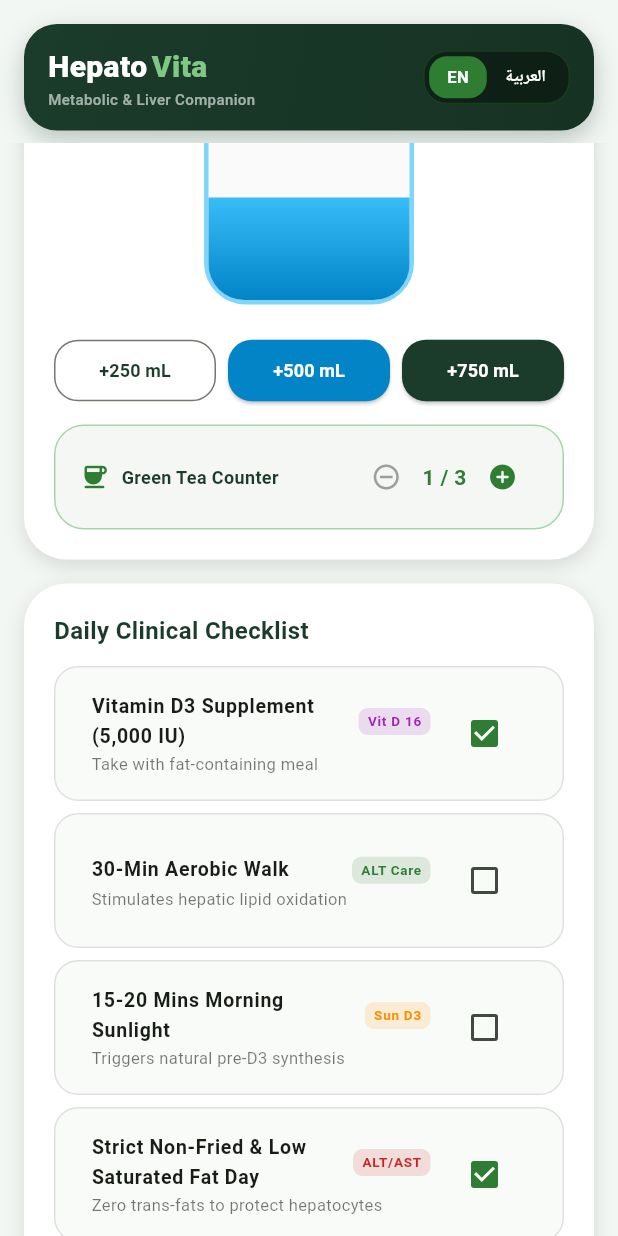
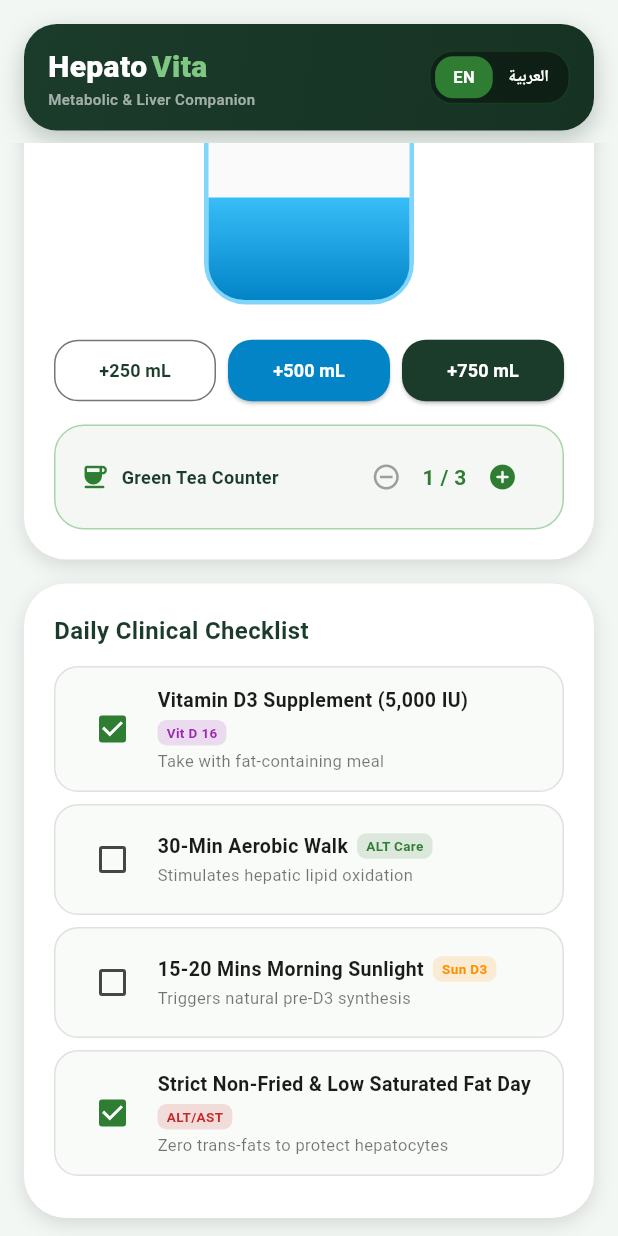
Before and after one commit to stabriro/hepatovita_app, a Flutter app: the screen it shows after launch, scrolled down 416 dp, on a phone screen of 412 x 824 dp. Run offline on Flutter 3.47's test engine with Material 3 defaults, Android fonts, the phone set to English and light mode, and no system bars; our stand-ins replace file_picker, flutter_local_notifications, sqflite, sqflite_common_ffi; accounts and stored records are empty; Roboto replaces fonts that are missing (Outfit, Plus Jakarta Sans).

Commit message:
Implement AppPersistenceCoordinator for state management and database operations; enhance dashboard and overview UI with improved layout and overflow handling

```diff
--- a/lib/app/di.dart
+++ b/lib/app/di.dart
@@ -1,4 +1,5 @@
 import '../data/app_database.dart';
+import 'services/app_persistence_coordinator.dart';
 import '../features/labs/data/datasources/labs_local_datasource.dart';
 import '../features/labs/data/repositories/labs_repository_impl.dart';
 import '../features/labs/domain/repositories/labs_repository.dart';
@@ -15,4 +16,8 @@ class AppDi {
   static LabsViewModel provideLabsViewModel() {
     return LabsViewModel(repository: provideLabsRepository());
   }
+
+  static AppPersistenceCoordinator provideAppPersistenceCoordinator() {
+    return AppPersistenceCoordinator(database: AppDatabase.instance);
+  }
 }
--- a/lib/features/dashboard/presentation/views/dashboard_shell_widgets.dart
+++ b/lib/features/dashboard/presentation/views/dashboard_shell_widgets.dart
@@ -35,13 +35,16 @@ class DashboardHeader extends StatelessWidget {
       child: Row(
         mainAxisAlignment: MainAxisAlignment.spaceBetween,
         children: [
-          Column(
+          Expanded(
+            child: Column(
               crossAxisAlignment: CrossAxisAlignment.start,
               children: [
                 Row(
                   children: [
-                  Text(
+                    Flexible(
+                      child: Text(
                         'Hepato',
+                        overflow: TextOverflow.ellipsis,
                         style: TextStyle(
                           fontFamily: isAr ? 'Cairo' : 'Outfit',
                           fontWeight: FontWeight.w900,
@@ -49,9 +52,12 @@ class DashboardHeader extends StatelessWidget {
                           color: Colors.white,
                         ),
                       ),
+                    ),
                     const SizedBox(width: 3),
-                  Text(
+                    Flexible(
+                      child: Text(
                         'Vita',
+                        overflow: TextOverflow.ellipsis,
                         style: TextStyle(
                           fontFamily: isAr ? 'Cairo' : 'Outfit',
                           fontWeight: FontWeight.w900,
@@ -59,14 +65,18 @@ class DashboardHeader extends StatelessWidget {
                           color: const Color(0xFF81C784),
                         ),
                       ),
+                    ),
                   ],
                 ),
                 Text(
                   isAr ? 'رفيقك الصحي والسريري الكبدي' : 'Metabolic & Liver Companion',
+                  overflow: TextOverflow.ellipsis,
                   style: const TextStyle(color: Colors.white60, fontSize: 10, fontWeight: FontWeight.w500),
                 ),
               ],
             ),
+          ),
+          const SizedBox(width: 8),
           Container(
             padding: const EdgeInsets.all(3),
             decoration: BoxDecoration(
@@ -92,7 +102,7 @@ class DashboardHeader extends StatelessWidget {
                   onTap: () => onLanguageChanged('ar'),
                   child: AnimatedContainer(
                     duration: const Duration(milliseconds: 200),
-                    padding: const EdgeInsets.symmetric(horizontal: 12, vertical: 6),
+                    padding: const EdgeInsets.symmetric(horizontal: 10, vertical: 6),
                     decoration: BoxDecoration(
                       color: lang == 'ar' ? const Color(0xFF2E7D32) : Colors.transparent,
                       borderRadius: BorderRadius.circular(12),
@@ -149,9 +159,13 @@ class DashboardHeroScoreCard extends StatelessWidget {
                   children: [
                     Row(
                       children: [
-                        Text(
+                        Expanded(
+                          child: Text(
                             isAr ? 'الملف الصحي والسريري للمريض' : 'Clinical Patient Profile',
+                            maxLines: 2,
+                            overflow: TextOverflow.ellipsis,
                             style: const TextStyle(color: Colors.white, fontSize: 16, fontWeight: FontWeight.bold),
+                          ),
                         ),
                         const SizedBox(width: 6),
                         Container(
@@ -207,8 +221,10 @@ class DashboardHeroScoreCard extends StatelessWidget {
               borderRadius: BorderRadius.circular(20),
               border: Border.all(color: Colors.white10),
             ),
-            child: Row(
-              mainAxisAlignment: MainAxisAlignment.spaceAround,
+            child: Wrap(
+              alignment: WrapAlignment.center,
+              spacing: 10,
+              runSpacing: 8,
               children: [
                 _PillarTag(value: 'ALT 58', label: isAr ? 'إنزيم الكبد' : 'ALT / AST', color: Colors.amber),
                 _PillarTag(value: '16 ng/mL', label: isAr ? 'فيتامين د' : 'Vitamin D', color: Colors.purpleAccent),
--- a/lib/features/dashboard/presentation/views/overview_tab_view.dart
+++ b/lib/features/dashboard/presentation/views/overview_tab_view.dart
@@ -55,7 +55,8 @@ class OverviewTabView extends StatelessWidget {
               Row(
                 mainAxisAlignment: MainAxisAlignment.spaceBetween,
                 children: [
-                  Row(
+                  Expanded(
+                    child: Row(
                       children: [
                         Container(
                           padding: const EdgeInsets.all(10),
@@ -66,21 +67,29 @@ class OverviewTabView extends StatelessWidget {
                           child: const Icon(Icons.water_drop_rounded, color: Colors.lightBlue, size: 24),
                         ),
                         const SizedBox(width: 12),
-                      Column(
+                        Expanded(
+                          child: Column(
                             crossAxisAlignment: CrossAxisAlignment.start,
                             children: [
                               Text(
                                 isAr ? 'مُتتبع شُرب الماء (3.0 لتر)' : '3.0L Hydration Station',
+                                maxLines: 1,
+                                overflow: TextOverflow.ellipsis,
                                 style: const TextStyle(fontWeight: FontWeight.bold, fontSize: 16, color: Color(0xFF1B3B2B)),
                               ),
                               Text(
                                 isAr ? 'بروتوكول ضبط لزوجة الهيموغلوبين' : 'Elevated Hgb / RBC protocol',
+                                maxLines: 1,
+                                overflow: TextOverflow.ellipsis,
                                 style: const TextStyle(color: Color(0xFF64748B), fontSize: 11),
                               ),
                             ],
                           ),
+                        ),
                       ],
                     ),
+                  ),
+                  const SizedBox(width: 8),
                   Container(
                     padding: const EdgeInsets.symmetric(horizontal: 10, vertical: 4),
                     decoration: BoxDecoration(
@@ -187,17 +196,25 @@ class OverviewTabView extends StatelessWidget {
                 child: Row(
                   mainAxisAlignment: MainAxisAlignment.spaceBetween,
                   children: [
-                    Row(
+                    Expanded(
+                      child: Row(
                         children: [
                           const Icon(Icons.coffee_rounded, color: Color(0xFF2E7D32), size: 20),
                           const SizedBox(width: 8),
-                        Text(
+                          Expanded(
+                            child: Text(
                               isAr ? 'أكواب الشاي الأخضر (EGCG)' : 'Green Tea Counter',
+                              maxLines: 1,
+                              overflow: TextOverflow.ellipsis,
                               style: const TextStyle(fontWeight: FontWeight.bold, fontSize: 12, color: Color(0xFF1B3B2B)),
+                            ),
                           ),
                         ],
                       ),
+                    ),
+                    const SizedBox(width: 8),
                     Row(
+                      mainAxisSize: MainAxisSize.min,
                       children: [
                         IconButton(
                           onPressed: () => onChangeTea(-1),
@@ -302,11 +319,29 @@ class _CheckTile extends StatelessWidget {
         borderRadius: BorderRadius.circular(16),
         border: Border.all(color: Colors.grey.shade300),
       ),
-      child: CheckboxListTile(
-        title: Row(
-          mainAxisAlignment: MainAxisAlignment.spaceBetween,
+      child: InkWell(
+        borderRadius: BorderRadius.circular(12),
+        onTap: () => onChanged(!value),
+        child: Padding(
+          padding: const EdgeInsets.symmetric(horizontal: 6, vertical: 4),
+          child: Row(
             children: [
-            Expanded(child: Text(title, style: const TextStyle(fontWeight: FontWeight.bold, fontSize: 13))),
+              Checkbox(
+                value: value,
+                activeColor: const Color(0xFF2E7D32),
+                onChanged: (v) => onChanged(v ?? false),
+              ),
+              const SizedBox(width: 6),
+              Expanded(
+                child: Column(
+                  crossAxisAlignment: CrossAxisAlignment.start,
+                  children: [
+                    Wrap(
+                      spacing: 6,
+                      runSpacing: 4,
+                      crossAxisAlignment: WrapCrossAlignment.center,
+                      children: [
+                        Text(title, style: const TextStyle(fontWeight: FontWeight.bold, fontSize: 13)),
                         Container(
                           padding: const EdgeInsets.symmetric(horizontal: 6, vertical: 2),
                           decoration: BoxDecoration(color: tagColor.withOpacity(0.15), borderRadius: BorderRadius.circular(6)),
@@ -314,10 +349,14 @@ class _CheckTile extends StatelessWidget {
                         ),
                       ],
                     ),
-        subtitle: Text(subtitle, style: const TextStyle(fontSize: 11, color: Colors.black54)),
-        value: value,
-        activeColor: const Color(0xFF2E7D32),
-        onChanged: (v) => onChanged(v ?? false),
+                    const SizedBox(height: 2),
+                    Text(subtitle, style: const TextStyle(fontSize: 11, color: Colors.black54)),
+                  ],
+                ),
+              ),
+            ],
+          ),
+        ),
       ),
     );
   }
--- a/pubspec.yaml
+++ b/pubspec.yaml
@@ -38,6 +38,7 @@ dependencies:
   # Use with the CupertinoIcons class for iOS style icons.
   cupertino_icons: ^1.0.2
   sqflite: ^2.3.3+1
+  sqflite_common_ffi: ^2.3.3
   path: ^1.9.1
   file_picker: ^8.1.7
   flutter_local_notifications: ^17.2.2
```
Also changed, not shown: lib/app/services/app_persistence_coordinator.dart (added, +90 -0 lines), lib/main.dart (+44 -90 lines), pubspec.lock. Lines whose indentation alone changed are shown as unchanged.
